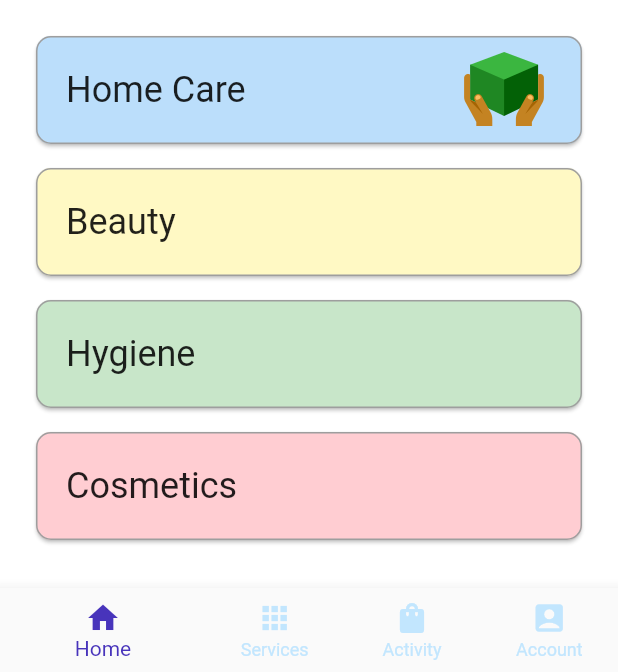
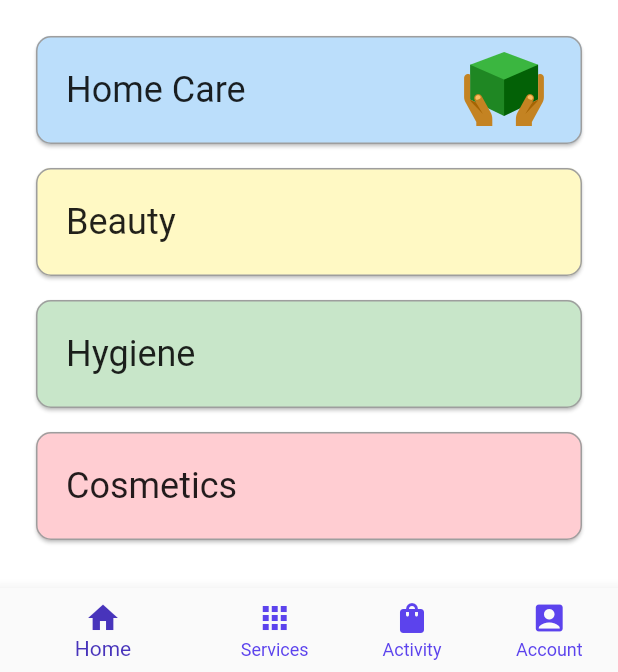
Before and after one commit to devnizamuddin/ecommerce_demo_flutter, a Flutter app: the IndexView screen opened by its route, scrolled down 161 dp, on a phone screen of 412 x 824 dp, the part 564-1236 px from its top. Run offline on Flutter 3.47's test engine with Material 2 defaults, Android fonts, the phone set to English and light mode, and no system bars; our stand-ins replace animated_text_kit, get.

Commit message:
primary color updated and bottom navigation color changed

```diff
--- a/lib/app/config/app_themes.dart
+++ b/lib/app/config/app_themes.dart
@@ -2,7 +2,7 @@ import 'package:flutter/material.dart';
 import 'package:flutter/services.dart';
 
 class AppThemes {
-  static const Color PrimaryColor = Color.fromARGB(255, 88, 64, 226);
+  static const Color PrimaryColor = Color.fromARGB(255, 92, 67, 237);
   static const Color PrimaryLightColor = Color.fromARGB(255, 194, 230, 254);
   static const Color PrimaryDarkColor = Color.fromARGB(255, 72, 52, 187);
   static const Color AccentColor = Color(0xffF1C40F);
--- a/lib/app/modules/index/views/index_view.dart
+++ b/lib/app/modules/index/views/index_view.dart
@@ -14,7 +14,7 @@ class IndexView extends GetView<IndexController> {
     return Scaffold(
         bottomNavigationBar: Obx(() => BottomNavigationBar(
               selectedItemColor: AppThemes.PrimaryDarkColor,
-              unselectedItemColor: AppThemes.PrimaryLightColor,
+              unselectedItemColor: AppThemes.PrimaryColor,
               showUnselectedLabels: true,
               currentIndex: controller.currentIndex.value,
               onTap: (value) {
```
